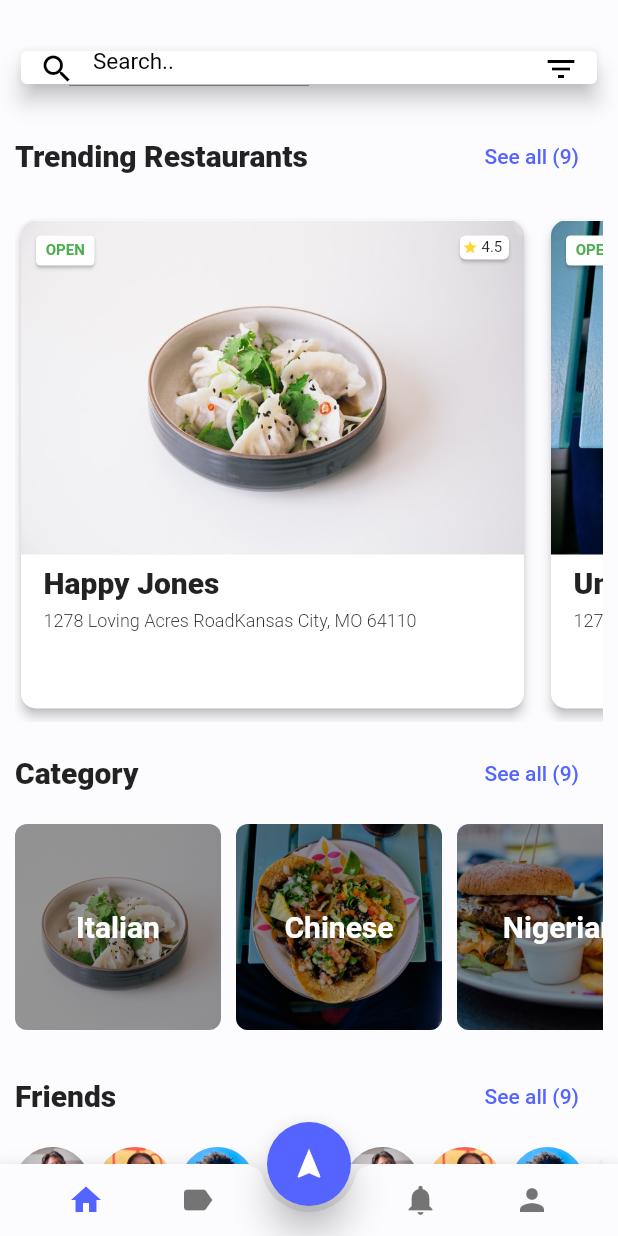
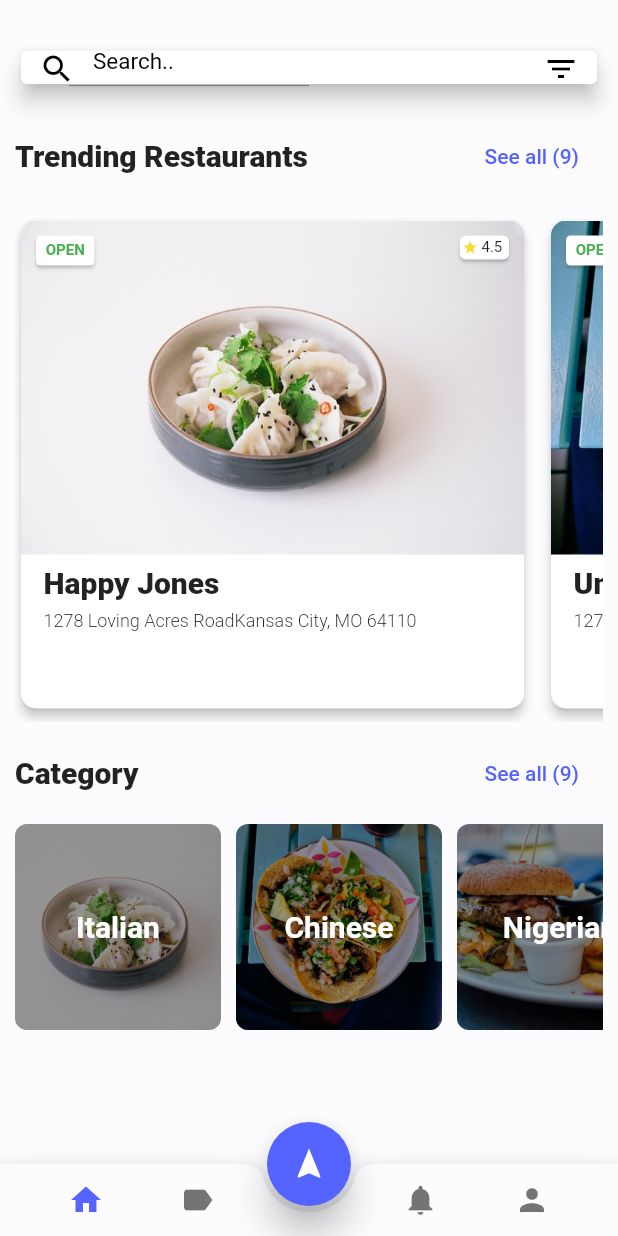
Before and after one commit to jeffwiy/flutter-delivery-UI-dialogflow, a Flutter app: the screen it shows after launch, on a phone screen of 412 x 824 dp. Run offline on Flutter 3.47's test engine with Material 2 defaults, Android fonts, the phone set to English and light mode, and no system bars; missing offline and left inert: flutter_dialogflow.

Commit message:
removed 'friends' row from being displayed. Relevant widgets are still inside the project.

```diff
--- a/lib/screens/home.dart
+++ b/lib/screens/home.dart
@@ -28,10 +28,10 @@ class Home extends StatelessWidget {
             SizedBox(height: 10.0),
             buildCategoryList(context),
             SizedBox(height: 20.0),
-            buildCategoryRow('Friends', context),
-            SizedBox(height: 10.0),
-            buildFriendsList(),
-            SizedBox(height: 30.0),
+            //buildCategoryRow('Friends', context),
+            //SizedBox(height: 10.0),
+            //buildFriendsList(),
+            //SizedBox(height: 30.0),
           ],
         ),
       ),
```
Also changed, not shown: pubspec.lock.
